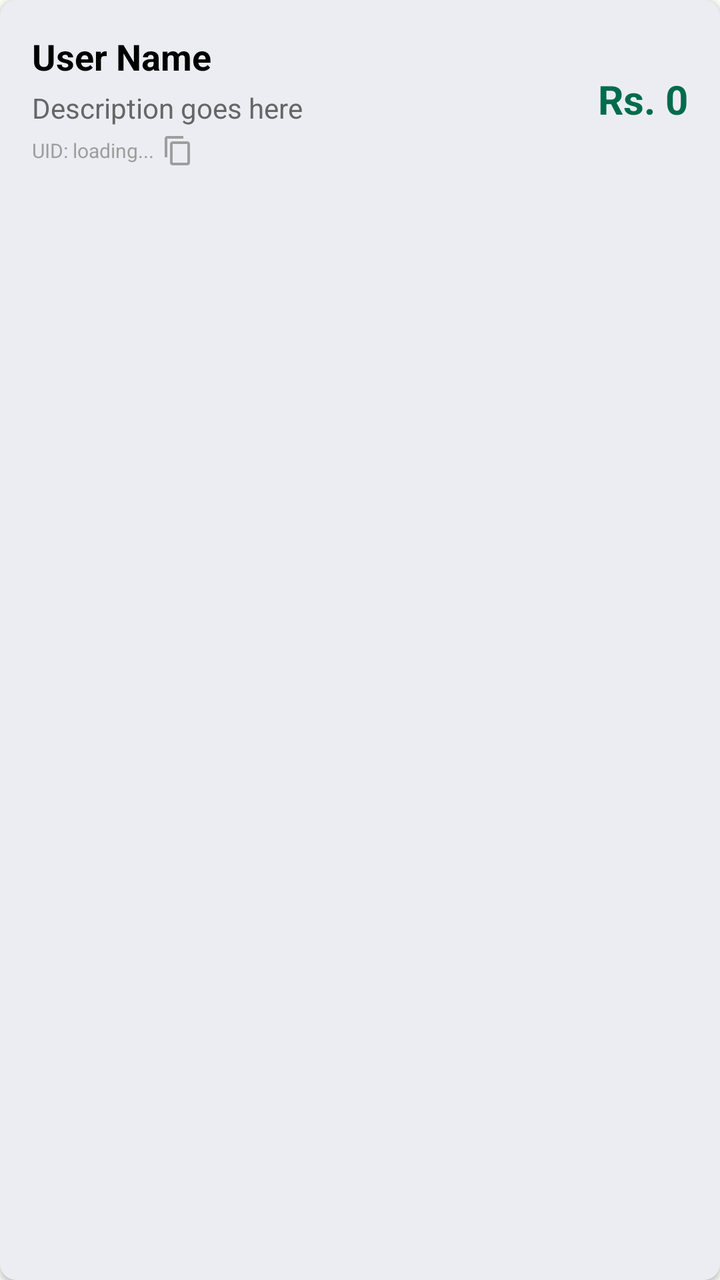
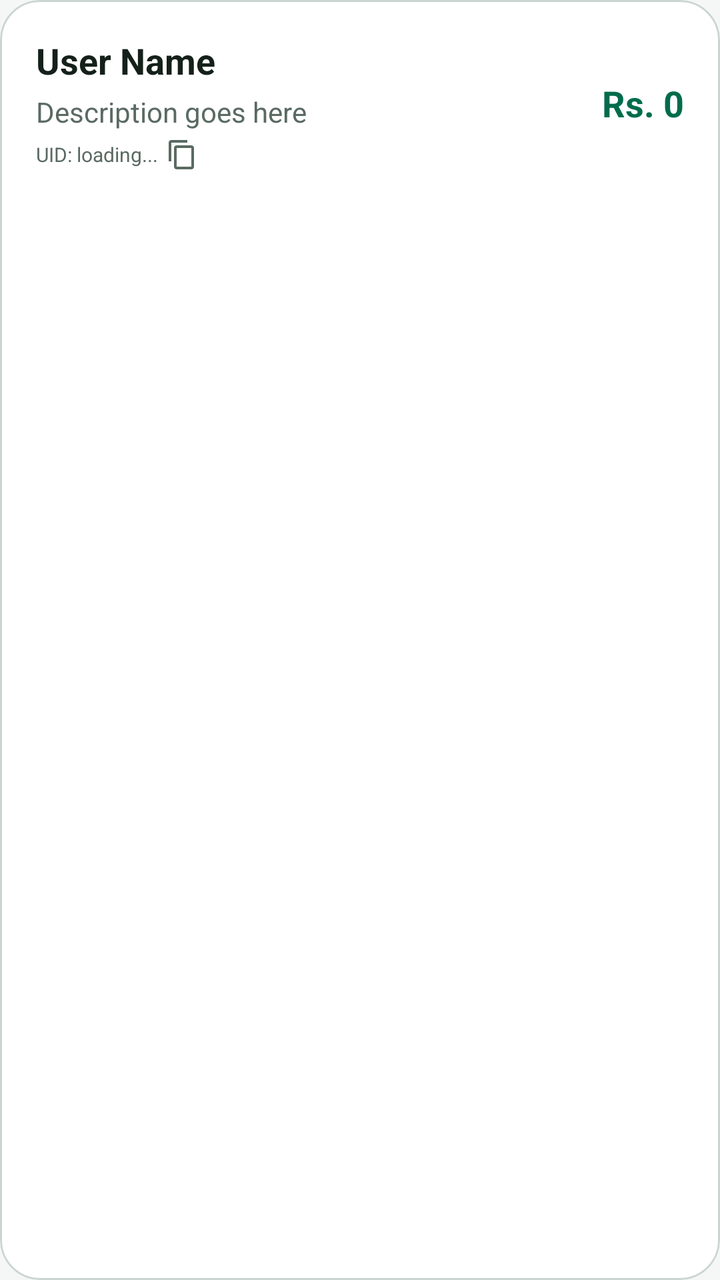

Screens rendered from an Android XML layout before and after an edit, with the pre-edit source and the edit as a unified diff.
<!-- AndroidManifest.xml: application theme Theme.QarzApp -->
<!-- res/layout/item_tab_loan.xml -->
<?xml version="1.0" encoding="utf-8"?>
<com.google.android.material.card.MaterialCardView 
    xmlns:android="http://schemas.android.com/apk/res/android"
    xmlns:app="http://schemas.android.com/apk/res-auto"
    android:layout_width="match_parent"
    android:layout_height="wrap_content"
    android:layout_marginTop="8dp"
    android:layout_marginBottom="8dp"
    app:cardCornerRadius="8dp"
    app:cardElevation="2dp"
    app:strokeWidth="0dp">

    <LinearLayout
        android:layout_width="match_parent"
        android:layout_height="wrap_content"
        android:orientation="horizontal"
        android:padding="16dp"
        android:gravity="center_vertical">

        <LinearLayout
            android:layout_width="0dp"
            android:layout_height="wrap_content"
            android:layout_weight="1"
            android:orientation="vertical">

            <TextView
                android:id="@+id/tvTabLoanName"
                android:layout_width="wrap_content"
                android:layout_height="wrap_content"
                android:text="User Name"
                android:textSize="18sp"
                android:textStyle="bold"
                android:textColor="#000000" />

            <TextView
                android:id="@+id/tvTabLoanDesc"
                android:layout_width="wrap_content"
                android:layout_height="wrap_content"
                android:text="Description goes here"
                android:textSize="14sp"
                android:textColor="#666666"
                android:layout_marginTop="4dp" />
                
            <LinearLayout
                android:layout_width="match_parent"
                android:layout_height="wrap_content"
                android:orientation="horizontal"
                android:gravity="center_vertical"
                android:layout_marginTop="4dp">
                
                <TextView
                    android:id="@+id/tvTabLoanUid"
                    android:layout_width="wrap_content"
                    android:layout_height="wrap_content"
                    android:text="UID: loading..."
                    android:textSize="10sp"
                    android:textColor="#9E9E9E"/>
                    
                <ImageView
                    android:id="@+id/ivTabCopyUid"
                    android:layout_width="16dp"
                    android:layout_height="16dp"
                    android:src="@drawable/ic_copy"
                    android:layout_marginStart="4dp"
                    app:tint="#9E9E9E"
                    android:background="?selectableItemBackgroundBorderless"
                    android:clickable="true"
                    android:focusable="true"/>
            </LinearLayout>
        </LinearLayout>

        <TextView
            android:id="@+id/tvTabLoanAmount"
            android:layout_width="wrap_content"
            android:layout_height="wrap_content"
            android:text="Rs. 0"
            android:textSize="20sp"
            android:textStyle="bold"
            android:textColor="?attr/colorPrimary" />

    </LinearLayout>
</com.google.android.material.card.MaterialCardView>
<!-- resources referenced by this layout -->
<resources>
  <!-- drawable ic_copy (drawable) -->
  <vector xmlns:android="http://schemas.android.com/apk/res/android"
      android:width="24dp"
      android:height="24dp"
      android:viewportWidth="24"
      android:viewportHeight="24"
      android:tint="#757575">
      <path
          android:fillColor="#FF000000"
          android:pathData="M16,1L4,1c-1.1,0 -2,0.9 -2,2v14h2L4,3h12L16,1zM19,5L8,5c-1.1,0 -2,0.9 -2,2v14c0,1.1 0.9,2 2,2h11c1.1,0 2,-0.9 2,-2L21,7c0,-1.1 -0.9,-2 -2,-2zM19,21L8,21L8,7h11v14z"/>
  </vector>
  <style name="Theme.QarzApp" parent="Base.Theme.QarzApp" />
  <style name="Base.Theme.QarzApp" parent="Theme.Material3.DayNight.NoActionBar">
          
          <item name="colorPrimary">@color/md_theme_primary</item>
          <item name="colorOnPrimary">@color/md_theme_onPrimary</item>
          <item name="colorSecondary">@color/md_theme_secondary</item>
          <item name="colorOnSecondary">@color/md_theme_onSecondary</item>
          <item name="android:windowBackground">@color/md_theme_background</item>
          <item name="android:statusBarColor">?attr/colorPrimary</item>
      </style>
  <color name="md_theme_primary">#006C4C</color>
  <color name="md_theme_onPrimary">#FFFFFF</color>
  <color name="md_theme_secondary">#4D6357</color>
  <color name="md_theme_onSecondary">#FFFFFF</color>
  <color name="md_theme_background">#FBFDF9</color>
</resources>

<!-- the commit's change to res/layout/item_tab_loan.xml (unified diff, before → after) -->
@@ -4,17 +4,15 @@
     xmlns:app="http://schemas.android.com/apk/res-auto"
     android:layout_width="match_parent"
     android:layout_height="wrap_content"
-    android:layout_marginTop="8dp"
-    android:layout_marginBottom="8dp"
-    app:cardCornerRadius="8dp"
-    app:cardElevation="2dp"
-    app:strokeWidth="0dp">
+    style="@style/QarzCard"
+    android:layout_marginTop="6dp"
+    android:layout_marginBottom="6dp">
 
     <LinearLayout
         android:layout_width="match_parent"
         android:layout_height="wrap_content"
         android:orientation="horizontal"
-        android:padding="16dp"
+        android:padding="18dp"
         android:gravity="center_vertical">
 
         <LinearLayout
@@ -30,7 +28,7 @@
                 android:text="User Name"
                 android:textSize="18sp"
                 android:textStyle="bold"
-                android:textColor="#000000" />
+                android:textColor="@color/md_theme_onSurface" />
 
             <TextView
                 android:id="@+id/tvTabLoanDesc"
@@ -38,7 +36,7 @@
                 android:layout_height="wrap_content"
                 android:text="Description goes here"
                 android:textSize="14sp"
-                android:textColor="#666666"
+                android:textColor="@color/md_theme_onSurfaceVariant"
                 android:layout_marginTop="4dp" />
                 
             <LinearLayout
@@ -54,7 +52,7 @@
                     android:layout_height="wrap_content"
                     android:text="UID: loading..."
                     android:textSize="10sp"
-                    android:textColor="#9E9E9E"/>
+                    android:textColor="@color/md_theme_onSurfaceVariant"/>
                     
                 <ImageView
                     android:id="@+id/ivTabCopyUid"
@@ -62,7 +60,7 @@
                     android:layout_height="16dp"
                     android:src="@drawable/ic_copy"
                     android:layout_marginStart="4dp"
-                    app:tint="#9E9E9E"
+                    app:tint="@color/md_theme_onSurfaceVariant"
                     android:background="?selectableItemBackgroundBorderless"
                     android:clickable="true"
                     android:focusable="true"/>
@@ -74,7 +72,7 @@
             android:layout_width="wrap_content"
             android:layout_height="wrap_content"
             android:text="Rs. 0"
-            android:textSize="20sp"
+            android:textSize="18sp"
             android:textStyle="bold"
             android:textColor="?attr/colorPrimary" />
 
<!-- resource entries referenced after the edit -->
@@ -1,5 +1,7 @@
 <!-- resources referenced by this layout -->
 <resources>
+  <color name="md_theme_onSurface">#15201B</color>
+  <color name="md_theme_onSurfaceVariant">#5A6A62</color>
   <!-- drawable ic_copy (drawable) -->
   <vector xmlns:android="http://schemas.android.com/apk/res/android"
       android:width="24dp"
@@ -11,20 +13,34 @@
           android:fillColor="#FF000000"
           android:pathData="M16,1L4,1c-1.1,0 -2,0.9 -2,2v14h2L4,3h12L16,1zM19,5L8,5c-1.1,0 -2,0.9 -2,2v14c0,1.1 0.9,2 2,2h11c1.1,0 2,-0.9 2,-2L21,7c0,-1.1 -0.9,-2 -2,-2zM19,21L8,21L8,7h11v14z"/>
   </vector>
+  <style name="QarzCard" parent="Widget.MaterialComponents.CardView">
+          <item name="cardCornerRadius">20dp</item>
+          <item name="strokeColor">@color/md_theme_outline</item>
+          <item name="strokeWidth">1dp</item>
+          <item name="cardBackgroundColor">@color/md_theme_surface</item>
+          <item name="cardElevation">0dp</item>
+      </style>
   <style name="Theme.QarzApp" parent="Base.Theme.QarzApp" />
-  <style name="Base.Theme.QarzApp" parent="Theme.Material3.DayNight.NoActionBar">
-          
+  <color name="md_theme_outline">#CBD6D0</color>
+  <color name="md_theme_surface">#FFFFFF</color>
+  <style name="Base.Theme.QarzApp" parent="Theme.Material3.Light.NoActionBar">
           <item name="colorPrimary">@color/md_theme_primary</item>
           <item name="colorOnPrimary">@color/md_theme_onPrimary</item>
           <item name="colorSecondary">@color/md_theme_secondary</item>
           <item name="colorOnSecondary">@color/md_theme_onSecondary</item>
+          <item name="colorSurface">@color/md_theme_surface</item>
+          <item name="android:colorBackground">@color/md_theme_background</item>
+          <item name="colorOnSurface">@color/md_theme_onSurface</item>
           <item name="android:windowBackground">@color/md_theme_background</item>
-          <item name="android:statusBarColor">?attr/colorPrimary</item>
+          <item name="android:statusBarColor">@color/md_theme_background</item>
+          <item name="android:navigationBarColor">@color/md_theme_surface</item>
+          <item name="android:windowLightStatusBar">true</item>
+          <item name="android:windowLightNavigationBar">true</item>
       </style>
   <color name="md_theme_primary">#006C4C</color>
   <color name="md_theme_onPrimary">#FFFFFF</color>
   <color name="md_theme_secondary">#4D6357</color>
   <color name="md_theme_onSecondary">#FFFFFF</color>
-  <color name="md_theme_background">#FBFDF9</color>
+  <color name="md_theme_background">#F4F7F5</color>
 </resources>
 
